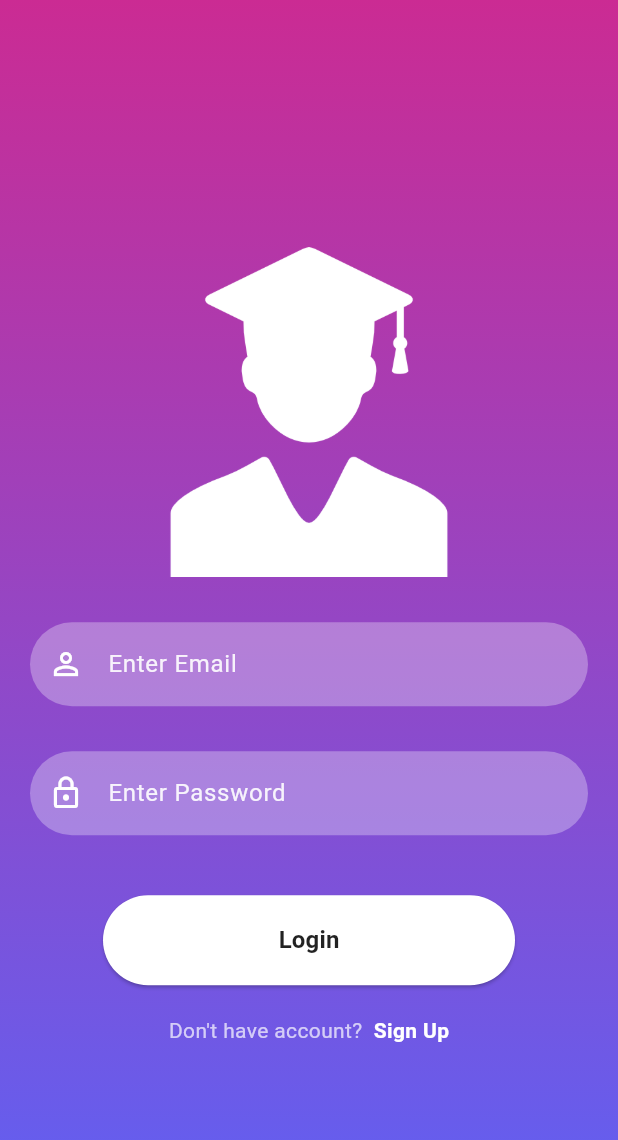
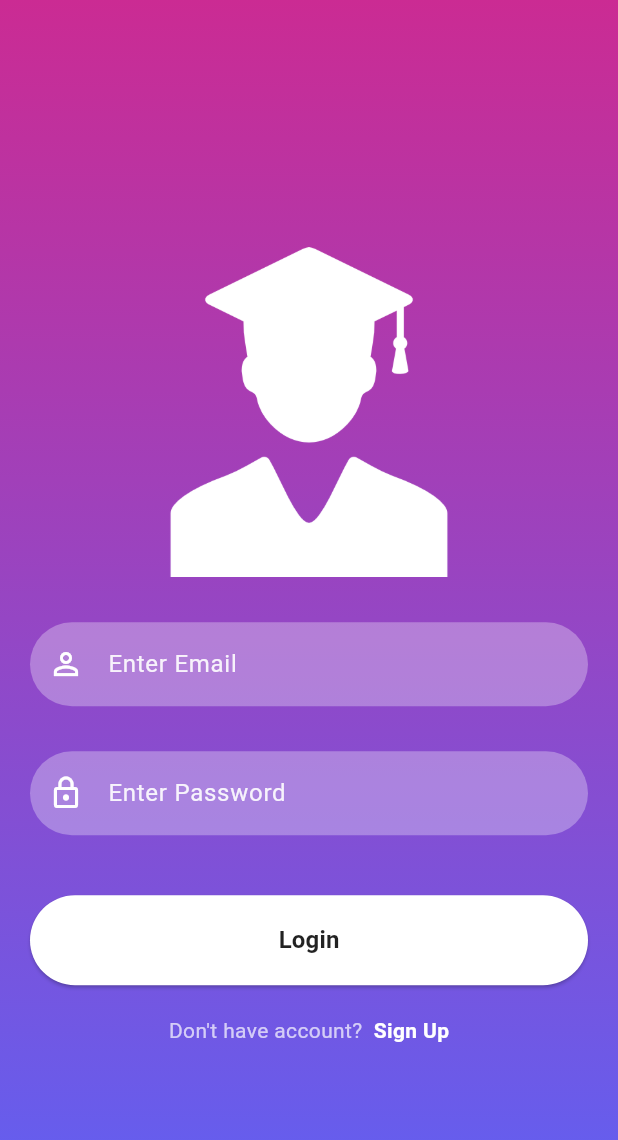
Before and after one commit to Chamidu-Maduwantha/Student_Attendance_QR_with_Flutter1-, a Flutter app: the screen it shows after launch, on a phone screen of 412 x 824 dp. Shown: the top 1140 px of the screen. Run offline on Flutter 3.47's test engine with Material 2 defaults, Android fonts, the light colour scheme and no system bars; our stand-ins replace firebase_auth, firebase_core; accounts and stored records are empty.

Commit message:
INITIAL COMMIT

```diff
--- a/lib/reusable_widgets/reusablewidgets.dart
+++ b/lib/reusable_widgets/reusablewidgets.dart
@@ -42,7 +42,7 @@ TextField reusableTextField(String text, IconData icon, bool isPasswordType,
 Container signInSignUpButton(
     BuildContext context, bool isLogin, Function onTap) {
   return Container(
-      width: MediaQuery.of(context).size.width / 1.5,
+      width: MediaQuery.of(context).size.width / 1,
       height: 60,
       margin: const EdgeInsets.fromLTRB(0, 10, 0, 20),
       decoration: BoxDecoration(borderRadius: BorderRadius.circular(90)),
```
